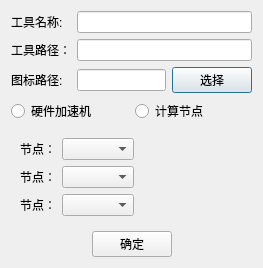
This is digitalIntegration/AddToolInfoDialog.ui in jiaqingguo/DI as Qt 5 draws it before an edit. The edited form follows.
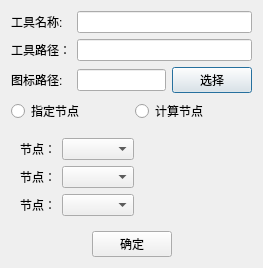
This is the edited form.

Commit message: 增加可以指定ip的工具

The edit to the form file:
```diff
--- a/digitalIntegration/AddToolInfoDialog.ui
+++ b/digitalIntegration/AddToolInfoDialog.ui
@@ -60,7 +60,7 @@
      <item>
       <widget class="QRadioButton" name="accelerateRadioButton">
        <property name="text">
-        <string>硬件加速机</string>
+        <string>指定节点</string>
        </property>
       </widget>
      </item>
```
The commit also changes 9 other files.
